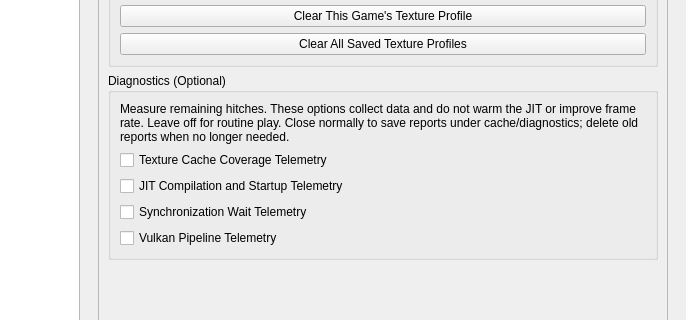
First picture: the form in vita3k/gui-qt/src/settings_dialog.ui, repository zipkindev/Vita3K, before the edit; both pictures show x 94 to 780 and y 404 to 724 of the 780 by 912 pixel window.
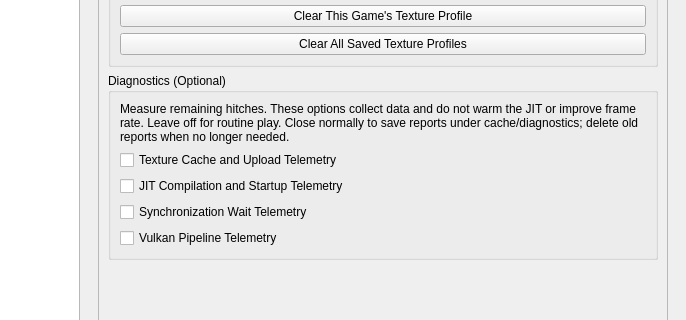
Second picture: the form after the edit. The open tabs and pages were chosen to show the change.

Commit message: Observe bounded decoded-cache copy and Vulkan upload CPU work

What changed in the file:
```diff
--- a/vita3k/gui-qt/src/settings_dialog.ui
+++ b/vita3k/gui-qt/src/settings_dialog.ui
@@ -1265,7 +1265,7 @@
                 <item>
                  <widget class="QCheckBox" name="decoded_texture_telemetry">
                   <property name="text">
-                   <string>Texture Cache Coverage Telemetry</string>
+                   <string>Texture Cache and Upload Telemetry</string>
                   </property>
                   <property name="toolTip">
                    <string>Writes cache counters and bounded texture coverage reports: missing learned inputs, preparation budget/deadline skips, and decoding after eviction. Adds up to 4 MiB reuse history plus less than 4 MiB coverage payload. Diagnostic only; does not improve speed. Close normally to save detail. No texture content or hashes are written.</string>
```
Left out of the diff: 2 changed lines with no effect on the pictures. The commit also changes 13 other files.
